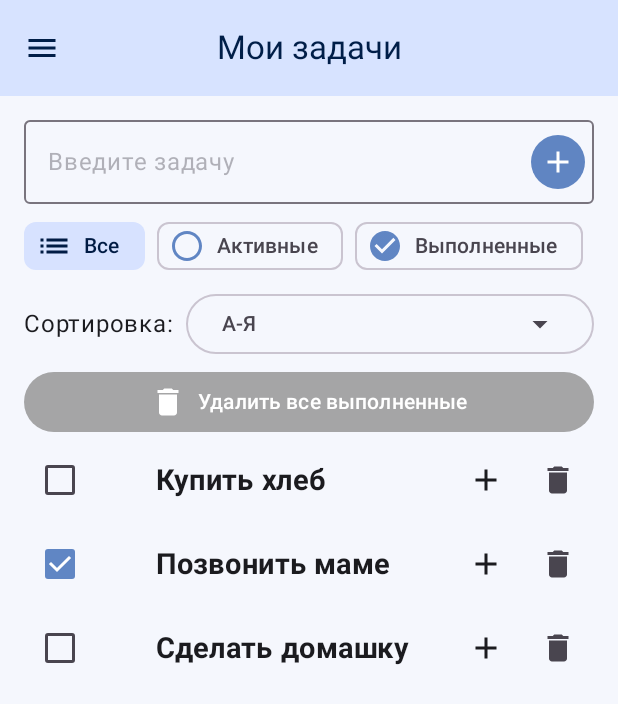
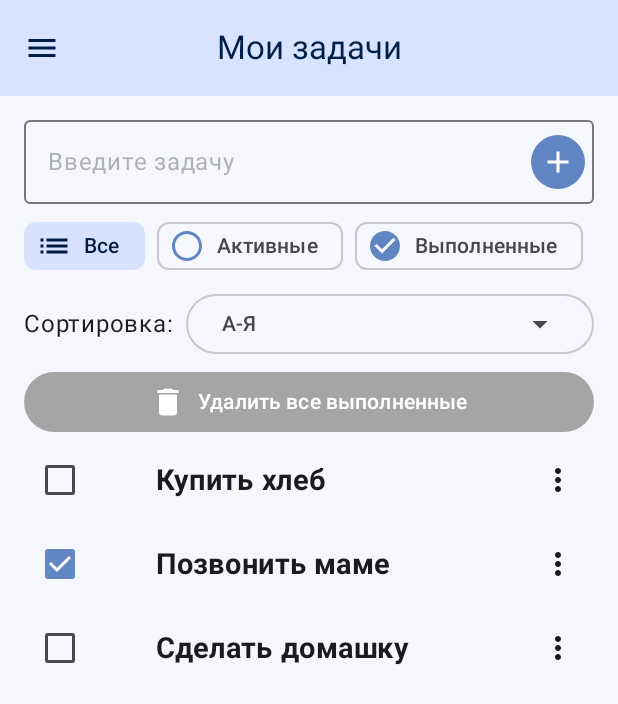
Before and after one commit to Denis24-sdk/ToDo-List-in-Kotlin, an Android app built with Jetpack Compose: the screen it shows after launch (MainActivity), on a phone screen of 412 x 824 dp. Shown: the top 704 px of the screen. Run offline under Robolectric (Android 15) with nearby library versions, the phone set to English and light mode, and no system bars; libraries missing offline, so code that uses them is left out: com.google.gson, com.google.gson.reflect, kotlinx.coroutines.delay, kotlinx.coroutines.flow, kotlinx.coroutines.launch.

Commit message:
Общее меню для всех функций задачи

```diff
--- a/app/src/main/java/com/example/myfirstapp/MainActivity.kt
+++ b/app/src/main/java/com/example/myfirstapp/MainActivity.kt
@@ -44,6 +44,7 @@ import androidx.compose.material.icons.filled.Close
 import androidx.compose.material.icons.filled.Delete
 import androidx.compose.material.icons.filled.Info
 import androidx.compose.material.icons.filled.Menu
+import androidx.compose.material.icons.filled.MoreVert
 import androidx.compose.material.icons.filled.RadioButtonUnchecked
 import androidx.compose.material3.AlertDialog
 import androidx.compose.material3.Button
@@ -298,6 +299,8 @@ fun TaskItem(
     var subtaskInput by remember { mutableStateOf(TextFieldValue("")) }
     var expanded by remember { mutableStateOf(true) }
 
+    // Управление меню с опциями
+    var showOptionsMenu by remember { mutableStateOf(false) }
     val isEditing = (editingTaskId == task.id)
     val lineColor = MaterialTheme.colorScheme.primary
     val lineStrokeWidth = 5f
@@ -336,7 +339,6 @@ fun TaskItem(
                 val updatedTask = setDoneRec(task, checked)
                 onCheckedChange(updatedTask)
             })
-
             if (task.subtasks.isNotEmpty()) {
                 IconButton(onClick = { expanded = !expanded }) {
                     Icon(
@@ -366,7 +368,7 @@ fun TaskItem(
                                     onTextChange(task.copy(text = newText))
                                 }
                                 onEditingTaskChange(null)
-                                editText = TextFieldValue("") // Очистка после сохранения
+                                editText = TextFieldValue("")
                             }) {
                                 Icon(Icons.Default.Check, contentDescription = "Сохранить")
                             }
@@ -379,37 +381,64 @@ fun TaskItem(
                         }
                     })
             } else {
-                Text(text = task.text,
-                    modifier = Modifier.weight(1f).clickable {
-                        onEditingTaskChange(task.id)
-                        editText = TextFieldValue(task.text)
-                    },
+                Text(
+                    text = task.text,
+                    modifier = Modifier.weight(1f), // убираем clickable с текста
                     style = if (level == 0)
                         MaterialTheme.typography.bodyLarge.copy(fontWeight = FontWeight.Bold, fontSize = 19.sp)
                     else
                         MaterialTheme.typography.bodyLarge.copy(fontWeight = FontWeight.Normal)
                 )
             }
-            if (level == 0) {
-                IconButton(onClick = { showAddSubtaskField = !showAddSubtaskField }) {
-                    Icon(Icons.Default.Add, contentDescription = "Добавить подзадачу")
+
+            // Кнопка меню действий
+            Box {
+                IconButton(onClick = { showOptionsMenu = true }) {
+                    Icon(Icons.Default.MoreVert, contentDescription = "Меню действий задачи")
+                }
+                DropdownMenu(
+                    expanded = showOptionsMenu,
+                    onDismissRequest = { showOptionsMenu = false }
+                ) {
+                    DropdownMenuItem(
+                        text = { Text("Изменить") },
+                        onClick = {
+                            onEditingTaskChange(task.id)
+                            editText = TextFieldValue(task.text)
+                            showOptionsMenu = false
+                        }
+                    )
+                    DropdownMenuItem(
+                        text = { Text("Добавить подзадачу") },
+                        onClick = {
+                            showAddSubtaskField = true
+                            showOptionsMenu = false
+                        }
+                    )
+                    DropdownMenuItem(
+                        text = { Text("Удалить") },
+                        onClick = {
+                            onDeleteRequest(task)
+                            showOptionsMenu = false
+                        }
+                    )
                 }
             }
-            IconButton(onClick = { onDeleteIconClick(task) }) {
-                Icon(
-                    Icons.Default.Delete,
-                    contentDescription = "Удалить задачу",
-                    tint = if (taskIdPendingDelete == task.id) MaterialTheme.colorScheme.error else MaterialTheme.colorScheme.onSurfaceVariant
-                )
-            }
         }
+
         if (showAddSubtaskField) {
-            Row(verticalAlignment = Alignment.CenterVertically, modifier = Modifier.padding(start = 32.dp + indent, bottom = 8.dp)) {
+            Row(
+                verticalAlignment = Alignment.CenterVertically,
+                modifier = Modifier.padding(start = 32.dp + indent, bottom = 8.dp)
+            ) {
                 OutlinedTextField(
                     value = subtaskInput,
                     onValueChange = { subtaskInput = it },
                     placeholder = {
-                        Text("Новая подзадача", color = MaterialTheme.colorScheme.onSurfaceVariant.copy(alpha = 0.4f))
+                        Text(
+                            "Новая подзадача",
+                            color = MaterialTheme.colorScheme.onSurfaceVariant.copy(alpha = 0.4f)
+                        )
                     },
                     modifier = Modifier.weight(1f).height(54.dp),
                     textStyle = MaterialTheme.typography.bodyLarge.copy(fontSize = 16.sp),
@@ -418,7 +447,7 @@ fun TaskItem(
                 IconButton(onClick = {
                     if (subtaskInput.text.isNotBlank()) {
                         onAddSubtask(task, subtaskInput.text.trim())
-                        subtaskInput = TextFieldValue("")  // Очистка после добавления подзадачи
+                        subtaskInput = TextFieldValue("")
                         showAddSubtaskField = false
                     }
                 }) {
@@ -432,8 +461,8 @@ fun TaskItem(
                 }
             }
         }
+
         val childCount = task.subtasks.size
-
         if (expanded) {
             task.subtasks.forEachIndexed { index, subtask ->
                 val hasNextSibling = index < childCount - 1
@@ -456,6 +485,8 @@ fun TaskItem(
         }
     }
 }
+
+
 
 @OptIn(ExperimentalMaterial3Api::class, ExperimentalComposeUiApi::class)
 @Composable
```
